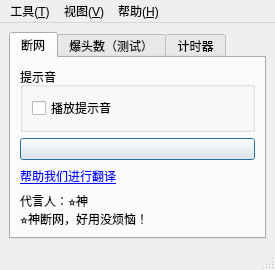
This is Act3SpeedrunTool/MainWindow.ui in SkyD666/Act3SpeedrunTool as Qt 5 draws it before an edit. The edited form follows.
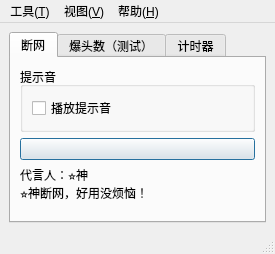
This is the edited form. The open tabs and pages were chosen to show the change. Icons and pictures are not drawn.

What changed in the file:
```diff
--- a/Act3SpeedrunTool/MainWindow.ui
+++ b/Act3SpeedrunTool/MainWindow.ui
@@ -7,7 +7,7 @@
     <x>0</x>
     <y>0</y>
     <width>275</width>
-    <height>270</height>
+    <height>254</height>
    </rect>
   </property>
   <property name="windowIcon">
@@ -55,22 +55,6 @@
           </property>
          </widget>
         </item>
-        <item>
-         <widget class="QLabel" name="labHelpTranslate">
-          <property name="text">
-           <string>&lt;a href=&quot;https://discord.gg/pEWEjeJTa3&quot;&gt;帮助我们进行翻译&lt;/a&gt;</string>
-          </property>
-          <property name="textFormat">
-           <enum>Qt::RichText</enum>
-          </property>
-          <property name="scaledContents">
-           <bool>true</bool>
-          </property>
-          <property name="openExternalLinks">
-           <bool>true</bool>
-          </property>
-         </widget>
-        </item>
         <item>
          <widget class="QLabel" name="label">
           <property name="text">
@@ -79,6 +63,19 @@
           </property>
          </widget>
         </item>
+        <item>
+         <spacer name="verticalSpacer">
+          <property name="orientation">
+           <enum>Qt::Vertical</enum>
+          </property>
+          <property name="sizeHint" stdset="0">
+           <size>
+            <width>20</width>
+            <height>40</height>
+           </size>
+          </property>
+         </spacer>
+        </item>
        </layout>
       </widget>
       <widget class="QWidget" name="tabHeadShot">
@@ -152,19 +149,6 @@
       </widget>
      </widget>
     </item>
-    <item>
-     <spacer name="verticalSpacer">
-      <property name="orientation">
-       <enum>Qt::Vertical</enum>
-      </property>
-      <property name="sizeHint" stdset="0">
-       <size>
-        <width>20</width>
-        <height>40</height>
-       </size>
-      </property>
-     </spacer>
-    </item>
    </layout>
   </widget>
   <widget class="QMenuBar" name="menubar">
```
Left out of the diff: 7 changed lines with no effect on the pictures.
